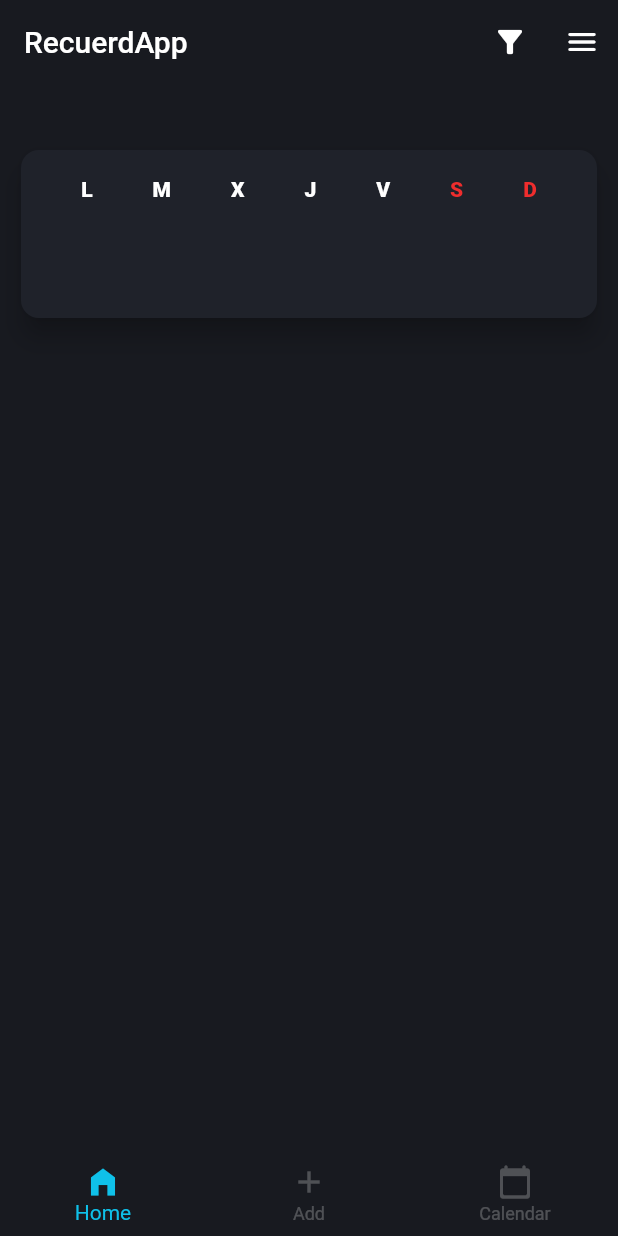
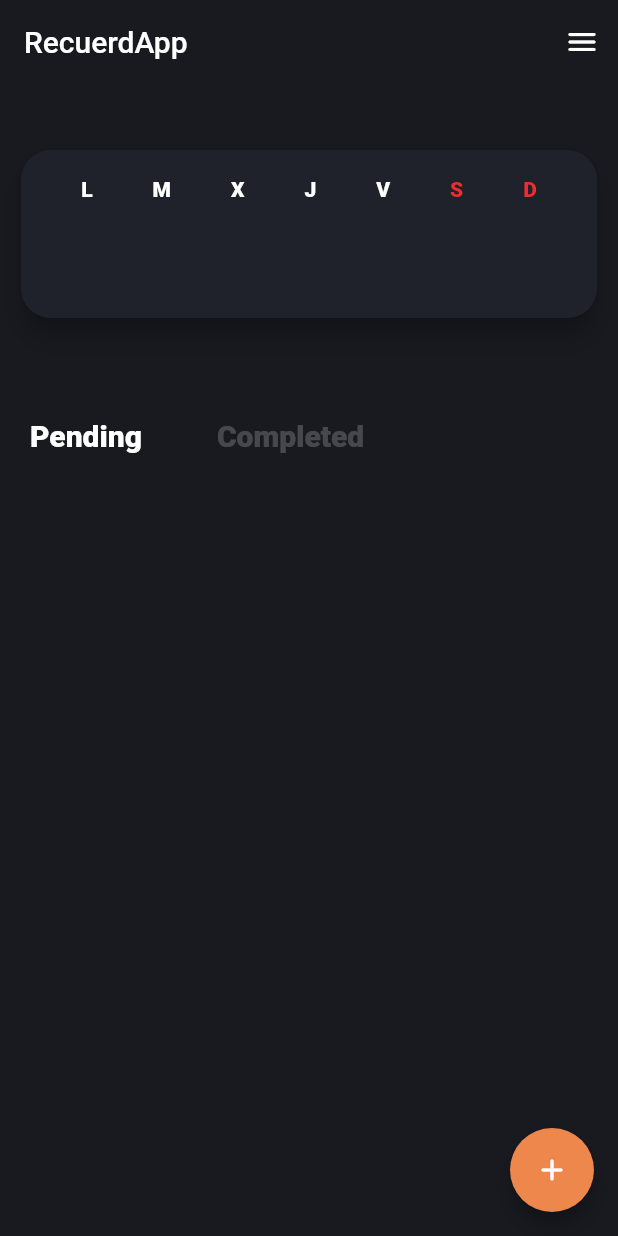
Before and after one commit to DNaranjoDev/recuerdapp, a Flutter app: the screen it shows after launch, on a phone screen of 412 x 824 dp. Run offline on Flutter 3.47's test engine with Material 2 defaults, Android fonts, the light colour scheme and no system bars.

Commit message:
Paleta de Colores

```diff
--- a/lib/app/app.dart
+++ b/lib/app/app.dart
@@ -9,7 +9,11 @@ class MyApp extends StatelessWidget {
   @override
   Widget build(BuildContext context) {
 
-    const Color primary =  Color(0xFF181A20);
+    //DARK THEME
+    const Color primary =  Color(0xFF282C34);
+    const Color secondary =  Color(0xFFEE874C);
+    const Color effects1 =  Color(0xFF0FC1E9);
+    const Color effects2 =  Color(0xFF36486C);
     const Color textColor =  Color(0xFFFFFFFF);
     const Color backgroundColor =  Color(0xFF181A20);
 
@@ -17,8 +21,23 @@ class MyApp extends StatelessWidget {
       debugShowCheckedModeBanner: false,
       title: 'RecuerdApp',
       theme: ThemeData(
+        colorScheme: ColorScheme.fromSeed(
+          seedColor: primary,
+          primary: primary,
+          secondary: secondary,
+          tertiary: effects1,
+          background: backgroundColor,
+        ),
 
-        primarySwatch: Colors.blueGrey,
+        textTheme: const TextTheme(
+          bodyMedium: TextStyle(
+            color: textColor,
+          ),
+        ),
+
+        floatingActionButtonTheme: FloatingActionButtonThemeData(
+          backgroundColor: Theme.of(context).colorScheme.secondary,
+        )
       ),
       home: const MyHomePage(title: "RecuerdApp",),
     );
--- /dev/null
+++ b/lib/app/components/typography_h1.dart
@@ -0,0 +1,22 @@
+import 'package:flutter/material.dart';
+
+class TypographyH1 extends StatelessWidget {
+  const TypographyH1(
+      this.text,
+      {Key? key, this.color}
+      ) : super(key: key);
+
+  final String text;
+  final Color? color;
+
+  @override
+  Widget build(BuildContext context) {
+    return Text(text,
+      style:Theme.of(context).textTheme.bodyMedium?.copyWith(
+        fontSize: 20,
+        fontWeight: FontWeight.w800,
+        color: color
+      ),
+    );
+  }
+}
--- a/lib/app/view/my_home_page/my_home_page.dart
+++ b/lib/app/view/my_home_page/my_home_page.dart
@@ -1,4 +1,5 @@
 import 'package:flutter/material.dart';
+import 'package:recuerdapp/app/components/typography_h1.dart';
 import 'package:recuerdapp/app/view/my_home_page/weekly_calendar.dart';
 
 class MyHomePage extends StatefulWidget {
@@ -22,49 +23,34 @@ class _MyHomePageState extends State<MyHomePage> {
       appBar: AppBar(
         title: const Text('RecuerdApp'),
         actions: [
-          IconButton(onPressed: () {}, icon: const Icon(Icons.filter_list_alt)),
           IconButton(onPressed: () {}, icon: const Icon(Icons.menu_rounded)),
         ],
         elevation: 0.0,
         backgroundColor: Colors.transparent,
       ),
       body: Column(
-        children: const [
-          SizedBox(height: 40,),
-          WeeklyCalendar(),
-
+        children: [
+          const SizedBox(height: 40,),
+          const WeeklyCalendar(),
+          const SizedBox(height: 40,),
+          Padding(
+            padding: const EdgeInsets.symmetric(horizontal: 20, vertical: 23),
+            child: Row(
+              children: const [
+                TypographyH1('Pending'),
+                SizedBox(width: 50,),
+                TypographyH1('Completed', color: Color(0x33FFFFFF),),
+              ],
+            ),
+          ),
         ],
       ),
 
-      bottomNavigationBar: BottomNavigationBar(
-        //DECORATION
-        selectedItemColor: const Color(0xFF0FC1E9),
-        unselectedItemColor: Colors.white24,
 
-        //LOGIC
-        currentIndex: selectedIndex,
-        onTap: (value){
-          setState(() {
-            selectedIndex = value;
-          });
-        },
-        elevation: 0,
-        backgroundColor:const Color(0xFF181A20),
-        items: const [
-          BottomNavigationBarItem(
-            icon: Icon(Icons.home_filled),
-            label: 'Home',
-
-          ),
-          BottomNavigationBarItem(
-              icon: Icon(Icons.add),
-              label: 'Add',
-          ),
-          BottomNavigationBarItem(
-            icon: Icon(Icons.calendar_today_rounded),
-            label: 'Calendar',
-          ),
-        ],
+      floatingActionButton: FloatingActionButton(
+          onPressed: () {},
+        backgroundColor: Theme.of(context).colorScheme.secondary,
+        child: const Icon(Icons.add_rounded),
       ),
     );
   }
--- a/lib/app/view/my_home_page/weekly_calendar.dart
+++ b/lib/app/view/my_home_page/weekly_calendar.dart
@@ -13,7 +13,7 @@ class WeeklyCalendar extends StatelessWidget {
         elevation: 7,
         color: const Color(0xFF1F222A),
         shape: const RoundedRectangleBorder(
-          borderRadius: BorderRadius.all(Radius.circular(12)),
+          borderRadius: BorderRadius.all(Radius.circular(20)),
         ),
         child: SizedBox(
             width: 407,
```
